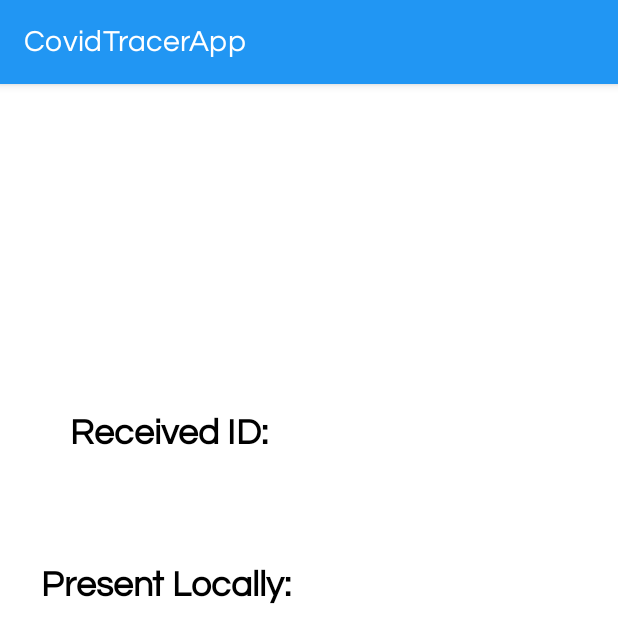
After one commit to akezhanmussa/Coronavirus-tracking-system, an Android app: the FirebaseNotificationActivity screen opened directly, with no data from a screen before it, on a phone screen of 412 x 824 dp. The commit adds this screen. Shown: the top 643 px of the screen. Run offline under Robolectric (Android 15) with nearby library versions, the phone set to English and light mode, and no system bars; our stand-ins replace Room's generated code; 1 statement that could not run was skipped.

Commit message:
added firebase notification and pending intent

```diff
--- a/CovidTracerApp/app/src/main/java/com/example/covidtracerapp/di/CovidModule.kt
+++ b/CovidTracerApp/app/src/main/java/com/example/covidtracerapp/di/CovidModule.kt
@@ -8,6 +8,7 @@ import com.example.covidtracerapp.Repository
 import com.example.covidtracerapp.presentation.ShowBeaconsViewModel
 import com.example.covidtracerapp.database.AppDatabase
 import com.example.covidtracerapp.database.ContactedDAO
+import com.example.covidtracerapp.presentation.FirebaseNotificationViewModel
 import com.example.covidtracerapp.presentation.MapViewModel
 import okhttp3.OkHttpClient
 import okhttp3.logging.HttpLoggingInterceptor
@@ -66,6 +67,12 @@ val covidModule = module{
         )
     }
 
+    viewModel{
+        FirebaseNotificationViewModel(
+            repository = get()
+        )
+    }
+
     single {
         Room.databaseBuilder(androidContext(), AppDatabase::class.java, "covid-database")
             .build()
--- /dev/null
+++ b/CovidTracerApp/app/src/main/java/com/example/covidtracerapp/presentation/FirebaseNotificationActivity.kt
@@ -0,0 +1,43 @@
+package com.example.covidtracerapp.presentation
+
+import androidx.appcompat.app.AppCompatActivity
+import android.os.Bundle
+import android.util.Log
+import android.widget.Toast
+import androidx.lifecycle.Observer
+import com.example.covidtracerapp.R
+import kotlinx.android.synthetic.main.activity_firebase_notification.tvPresentInLocalList
+import kotlinx.android.synthetic.main.activity_firebase_notification.tvReceivedId
+import org.koin.android.viewmodel.ext.android.viewModel
+
+class FirebaseNotificationActivity : AppCompatActivity() {
+
+    private val viewModel: FirebaseNotificationViewModel by viewModel()
+
+    override fun onCreate(savedInstanceState: Bundle?) {
+        super.onCreate(savedInstanceState)
+        setContentView(R.layout.activity_firebase_notification)
+
+        var id = intent.getStringExtra("id")
+
+        tvReceivedId.text = id
+
+        viewModel.checkLocalList(id!!)
+
+        viewModel.localListState.observe(this, Observer {
+            when (it) {
+                is Resource.Success -> {
+                    Log.d("TAGGA", "onCreate: HERERERE")
+                    tvPresentInLocalList.text = it.data.toString()
+                }
+                else -> {
+                }
+            }
+        })
+
+    }
+
+    private fun showToast(id: String?) {
+        Toast.makeText(this, id, Toast.LENGTH_SHORT).show()
+    }
+}
--- /dev/null
+++ b/CovidTracerApp/app/src/main/java/com/example/covidtracerapp/presentation/FirebaseNotificationViewModel.kt
@@ -0,0 +1,24 @@
+package com.example.covidtracerapp.presentation
+
+import androidx.lifecycle.MutableLiveData
+import androidx.lifecycle.ViewModel
+import androidx.lifecycle.viewModelScope
+import com.example.covidtracerapp.MainRepository
+import com.example.covidtracerapp.Repository
+import kotlinx.coroutines.Dispatchers
+import kotlinx.coroutines.launch
+
+class FirebaseNotificationViewModel(
+    val repository: Repository
+) : ViewModel() {
+
+    val localListState = MutableLiveData<Resource<Boolean>>()
+
+    fun checkLocalList(id: String){
+        viewModelScope.launch(Dispatchers.IO) {
+            val result = repository.getAllContactedIds().contains(id)
+            localListState.postValue(Resource.Success(result))
+        }
+    }
+
+}
--- /dev/null
+++ b/CovidTracerApp/app/src/main/res/layout/activity_firebase_notification.xml
@@ -0,0 +1,71 @@
+<?xml version="1.0" encoding="utf-8"?>
+<androidx.constraintlayout.widget.ConstraintLayout xmlns:android="http://schemas.android.com/apk/res/android"
+    xmlns:app="http://schemas.android.com/apk/res-auto"
+    xmlns:tools="http://schemas.android.com/tools"
+    android:layout_width="match_parent"
+    android:layout_height="match_parent"
+    tools:context=".presentation.FirebaseNotificationActivity">
+
+    <TextView
+        android:id="@+id/textView2"
+        android:layout_width="214dp"
+        android:layout_height="wrap_content"
+        android:text="Received ID:"
+        android:textAlignment="center"
+        android:textAppearance="@style/TextAppearance.AppCompat.Large"
+        android:textColor="@android:color/black"
+        android:textSize="24sp"
+        android:textStyle="bold"
+        app:layout_constraintBottom_toBottomOf="parent"
+        app:layout_constraintEnd_toStartOf="@+id/guideline2"
+        app:layout_constraintHorizontal_bias="0.34"
+        app:layout_constraintStart_toStartOf="parent"
+        app:layout_constraintTop_toTopOf="parent"
+        app:layout_constraintVertical_bias="0.296" />
+
+    <TextView
+        android:textSize="24sp"
+        android:id="@+id/tvReceivedId"
+        android:layout_width="wrap_content"
+        android:layout_height="27dp"
+        app:layout_constraintBottom_toBottomOf="@+id/textView2"
+        app:layout_constraintEnd_toEndOf="parent"
+        app:layout_constraintStart_toStartOf="@+id/guideline2"
+        app:layout_constraintTop_toTopOf="@+id/textView2"
+        tools:text="001231321" />
+
+    <TextView
+        android:id="@+id/textView"
+        android:layout_width="wrap_content"
+        android:layout_height="wrap_content"
+        android:layout_marginTop="76dp"
+        android:text="Present Locally:"
+        android:textAppearance="@style/TextAppearance.AppCompat.Large"
+        android:textColor="@android:color/black"
+        android:textSize="24sp"
+        android:textStyle="bold"
+        app:layout_constraintEnd_toEndOf="@+id/textView2"
+        app:layout_constraintHorizontal_bias="0.45"
+        app:layout_constraintStart_toStartOf="@+id/textView2"
+        app:layout_constraintTop_toBottomOf="@+id/textView2" />
+
+    <TextView
+        android:textSize="24sp"
+        android:id="@+id/tvPresentInLocalList"
+        android:layout_width="0dp"
+        android:layout_height="wrap_content"
+        android:textAlignment="center"
+        app:layout_constraintBottom_toBottomOf="@+id/textView"
+        app:layout_constraintEnd_toEndOf="@+id/tvReceivedId"
+        app:layout_constraintStart_toStartOf="@+id/tvReceivedId"
+        app:layout_constraintTop_toTopOf="@+id/textView"
+        tools:text="TRUE" />
+
+    <androidx.constraintlayout.widget.Guideline
+        android:id="@+id/guideline2"
+        android:layout_width="wrap_content"
+        android:layout_height="wrap_content"
+        android:orientation="vertical"
+        app:layout_constraintGuide_end="181dp" />
+
+</androidx.constraintlayout.widget.ConstraintLayout>
```
Also changed, not shown: CovidTracerApp/app/src/main/AndroidManifest.xml (+4 -7 lines), CovidTracerApp/app/src/main/java/com/example/covidtracerapp/CovidFirebaseMessagingService.kt (+11 -17 lines), CovidTracerApp/app/src/main/java/com/example/covidtracerapp/presentation/ShowBeaconsActivity.kt (+62 -0 lines), CovidTracerApp/app/src/main/res/drawable/ic_baseline_coronavirus_24.xml (added, +5 -0 lines).
